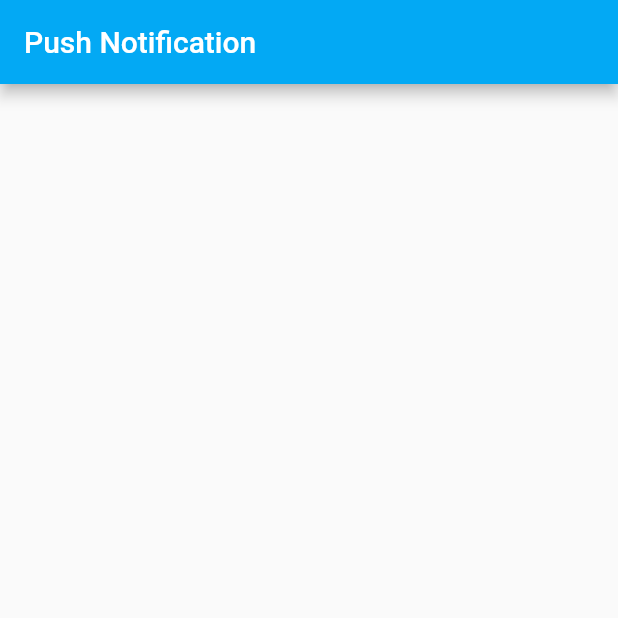
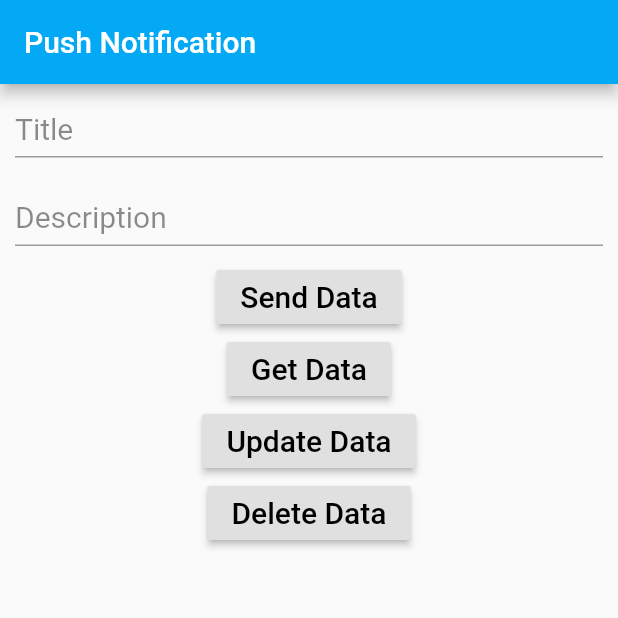
Before and after one commit to Tuan-Quyen/demo-flutter, a Flutter app: the screen it shows after launch, on a phone screen of 412 x 824 dp, the top half of it. Run offline on Flutter 3.47's test engine with Material 2 defaults, Android fonts, the phone set to English and light mode, and no system bars; our stand-ins replace firebase_database; accounts and stored records are empty.

Commit message:
+update commit

```diff
--- a/lib/HomePage.dart
+++ b/lib/HomePage.dart
@@ -1,11 +1,74 @@
 import 'package:flutter/material.dart';
+import 'package:flutter/services.dart';
+import 'package:firebase_database/firebase_database.dart';
 
 class HomePage extends StatefulWidget {
+  final DatabaseReference databaseReference;
+
+  const HomePage({Key key, @required this.databaseReference}) : super(key: key);
+
   @override
   _MyHomePageState createState() => _MyHomePageState();
 }
 
 class _MyHomePageState extends State<HomePage> {
+  var _titleController = new TextEditingController();
+  var _descriptionController = new TextEditingController();
+  String title = "", description = "";
+
+  Text _text(String data) {
+    return Text(
+      data,
+      style: TextStyle(fontSize: 20, color: Colors.black),
+    );
+  }
+
+  void sendData() {
+    SystemChannels.textInput.invokeMethod('TextInput.hide');
+    Map<String, String> map = {
+      "title": _titleController.text.toString(),
+      "description": _descriptionController.text.toString()
+    };
+    widget.databaseReference.child("first_data").set(map).then((_) {
+      _titleController.clear();
+      _descriptionController.clear();
+    });
+  }
+
+  void updateData() {
+    SystemChannels.textInput.invokeMethod('TextInput.hide');
+    Map<String, String> map = {
+      "title": _titleController.text.toString(),
+      "description": _descriptionController.text.toString()
+    };
+    widget.databaseReference.child("first_data").update(map).then((_) {
+      _titleController.clear();
+      _descriptionController.clear();
+    });
+  }
+
+  void getData() {
+    widget.databaseReference
+        .child("first_data")
+        .once()
+        .then((DataSnapshot snapshot) {
+      setState(() {
+        title = snapshot.value['title'] != null ? snapshot.value['title'] : "";
+        description = snapshot.value['description'] != null
+            ? snapshot.value['description']
+            : "";
+      });
+    });
+  }
+
+  void deleteData() {
+    widget.databaseReference
+        .child("first_data")
+        .child("description")
+        .remove()
+        .then((_) {});
+  }
+
   @override
   Widget build(BuildContext context) {
     return Scaffold(
@@ -13,7 +76,66 @@ class _MyHomePageState extends State<HomePage> {
         title: Text("Push Notification"),
         backgroundColor: Colors.lightBlue,
       ),
-      body: Container(),
+      body: Container(
+        width: double.infinity,
+        height: double.infinity,
+        child: GestureDetector(
+          onTap: () {
+            SystemChannels.textInput.invokeMethod('TextInput.hide');
+          },
+          child: SingleChildScrollView(
+            child: Column(
+              children: <Widget>[
+                Container(
+                  padding: const EdgeInsets.all(10),
+                  child: TextField(
+                    controller: _titleController,
+                    maxLines: 1,
+                    decoration: InputDecoration(
+                        isDense: true,
+                        hintText: "Title",
+                        hintStyle: TextStyle(color: Colors.black45)),
+                    style: TextStyle(fontSize: 20),
+                  ),
+                ),
+                Container(
+                  padding: const EdgeInsets.all(10),
+                  child: TextField(
+                    controller: _descriptionController,
+                    maxLines: 1,
+                    decoration: InputDecoration(
+                        isDense: true,
+                        hintText: "Description",
+                        hintStyle: TextStyle(color: Colors.black45)),
+                    style: TextStyle(fontSize: 20),
+                  ),
+                ),
+                RaisedButton(
+                    child: _text("Send Data"), onPressed: () => sendData()),
+                RaisedButton(
+                    child: _text("Get Data"), onPressed: () => getData()),
+                RaisedButton(
+                    child: _text("Update Data"), onPressed: () => updateData()),
+                RaisedButton(
+                    child: _text("Delete Data"), onPressed: () => deleteData()),
+                Container(
+                  margin: const EdgeInsets.only(top: 30),
+                  child: Column(
+                    mainAxisAlignment: MainAxisAlignment.center,
+                    children: <Widget>[
+                      _text(title),
+                      Padding(
+                        padding: const EdgeInsets.only(top: 5),
+                        child: _text(description),
+                      )
+                    ],
+                  ),
+                )
+              ],
+            ),
+          ),
+        ),
+      ),
     );
   }
 }
--- a/lib/main.dart
+++ b/lib/main.dart
@@ -2,6 +2,7 @@ import 'package:flutter/material.dart';
 import 'package:flutter/services.dart';
 
 import 'HomePage.dart';
+import 'package:firebase_database/firebase_database.dart';
 
 void main() {
   SystemChrome.setPreferredOrientations(
@@ -9,8 +10,11 @@ void main() {
     runApp(MyApp());
   });
 }
+
 class MyApp extends StatelessWidget {
   // This widget is the root of your application.
+  final databaseReference = FirebaseDatabase.instance.reference();
+
   @override
   Widget build(BuildContext context) {
     return MaterialApp(
@@ -18,7 +22,8 @@ class MyApp extends StatelessWidget {
         theme: ThemeData(
           primarySwatch: Colors.blue,
         ),
-        home: HomePage()
-    );
+        home: HomePage(
+          databaseReference: databaseReference,
+        ));
   }
 }
```
Also changed, not shown: pubspec.yaml (+2 -10 lines), pubspec.lock, 3 other files.
